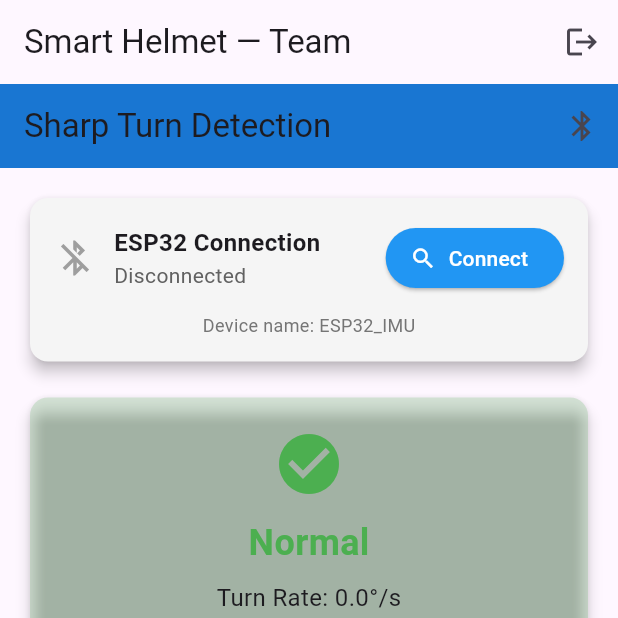
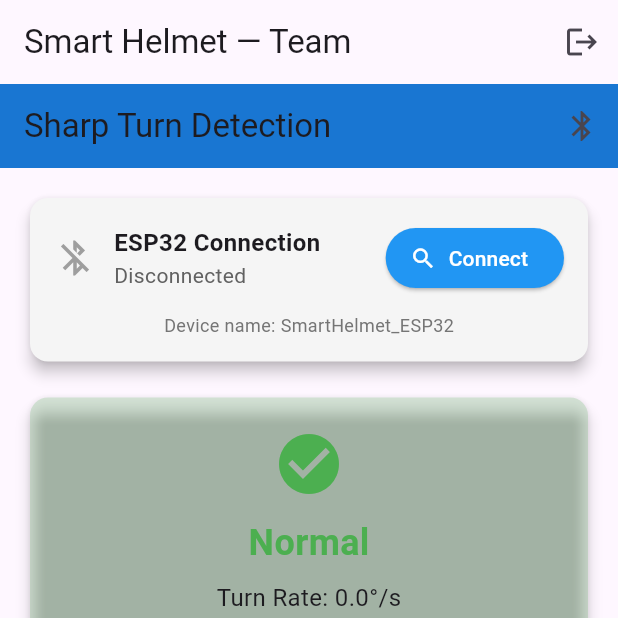
Before and after one commit to Yasiru3875/Smart-Helmet, a Flutter app: the screen it shows once a user with an empty profile is signed in, item 3 of the bottom bar chosen, on a phone screen of 412 x 824 dp, the top half of it. Run offline on Flutter 3.47's test engine with Material 3 defaults, Android fonts, the phone set to English and light mode, and no system bars; our stand-ins replace firebase_auth, firebase_core, firebase_database, flutter_blue_plus; accounts and stored records are empty.

Commit message:
Change ESP32 device name

```diff
--- a/smart_helmet_app/lib/screens/home/members/Post_Journey/member3_page.dart
+++ b/smart_helmet_app/lib/screens/home/members/Post_Journey/member3_page.dart
@@ -43,7 +43,7 @@ class _Member3PageState extends State<Member3Page> {
   String connectionStatus = "Disconnected";
 
   // ESP32 BLE Configuration - UPDATE THESE VALUES
-  static const String targetDeviceName = "ESP32_IMU"; // Change to your ESP32 device name
+  static const String targetDeviceName = "SmartHelmet_ESP32"; // Change to your ESP32 device name
   static const String serviceUUID = "4fafc201-1fb5-459e-8fcc-c5c9c331914b"; // Your service UUID
   static const String characteristicUUID = "beb5483e-36e1-4688-b7f5-ea07361b26a8"; // Your characteristic UUID
 
```
